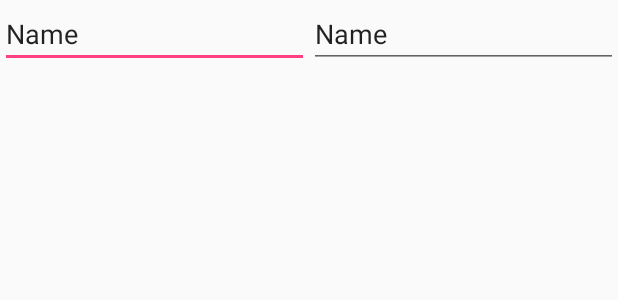
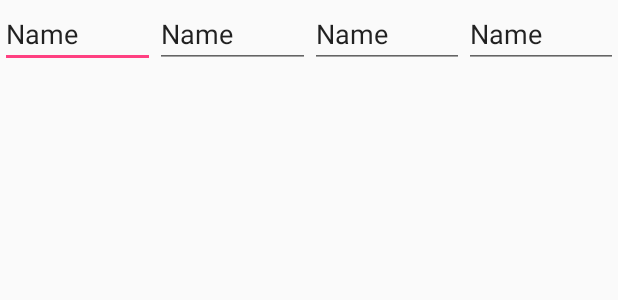
Before and after one commit to andrake16/CashC, an Android app: the layout item_of_purchases_list.xml on its own in the app's theme, with its tools: preview values and no code run, on a phone screen of 412 x 824 dp. Shown: the top 300 px of the screen. Run offline under Robolectric (Android 15) with nearby library versions, the phone set to English and light mode, and no system bars.

```diff
--- a/app/src/main/AndroidManifest.xml
+++ b/app/src/main/AndroidManifest.xml
@@ -3,6 +3,7 @@
     package="com.nd.cashc">
 
     <application
+        android:name=".App"
         android:allowBackup="true"
         android:icon="@mipmap/ic_launcher"
         android:label="@string/app_name"
--- a/app/src/main/res/layout/activity_db.xml
+++ b/app/src/main/res/layout/activity_db.xml
@@ -31,6 +31,5 @@
         android:layout_width="wrap_content"
         android:layout_height="wrap_content"
         android:layout_marginTop="17dp"
-        android:id="@+id/button3"
-        android:layout_alignLeft="@+id/buttonViewRecords"/>
+        android:id="@+id/buttonViewRecords"/>
 </LinearLayout>
--- a/app/src/main/res/layout/item_of_purchases_list.xml
+++ b/app/src/main/res/layout/item_of_purchases_list.xml
@@ -10,7 +10,7 @@
         android:inputType="textPersonName"
         android:text="Name"
         android:ems="10"
-        android:id="@+id/purchaseName"
+        android:id="@+id/purchase_id"
         android:layout_weight="1" />
 
     <EditText
@@ -19,7 +19,25 @@
         android:inputType="textPersonName"
         android:text="Name"
         android:ems="10"
-        android:id="@+id/editText2"
+        android:id="@+id/purchase_name"
+        android:layout_weight="1" />
+
+    <EditText
+        android:layout_width="wrap_content"
+        android:layout_height="wrap_content"
+        android:inputType="textPersonName"
+        android:text="Name"
+        android:ems="10"
+        android:id="@+id/purchase_amount"
+        android:layout_weight="1" />
+
+    <EditText
+        android:layout_width="wrap_content"
+        android:layout_height="wrap_content"
+        android:inputType="textPersonName"
+        android:text="Name"
+        android:ems="10"
+        android:id="@+id/purchase_price"
         android:layout_weight="1" />
 
 </LinearLayout>
```
Also changed, not shown: app/src/main/java/com/nd/cashc/DBActivity.java (+9 -1 lines), app/src/main/java/com/nd/cashc/DataBase/CC_DatabaseHelper.java (+17 -0 lines), app/src/main/java/com/nd/cashc/DataBase/Entities/Purchase.java (+39 -1 lines), app/src/main/java/com/nd/cashc/ViewPurchasesActivity.java (+53 -1 lines).
